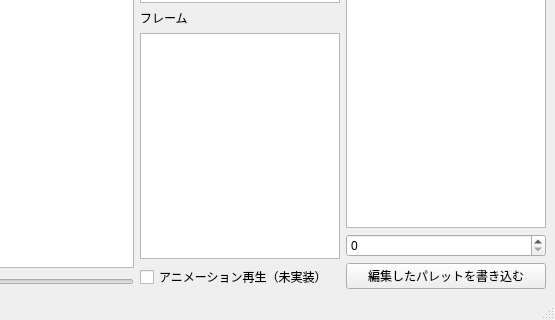
Old version of the form EXESpriteReader.ui in the repository idealexe/EXE6_Tools; both pictures show x 710 to 1265 and y 280 to 600 of the 1265 by 600 pixel window.
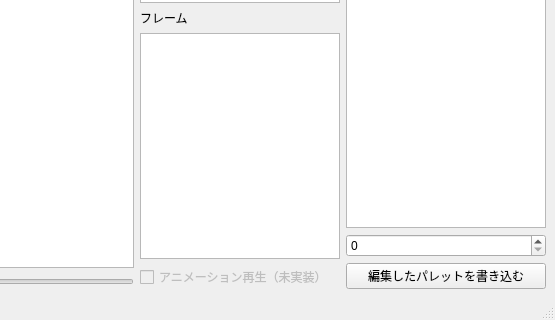
New version of the form.

Commit message: アニメーションのリポイントに対応

The edit to the form file:
```diff
--- a/EXESpriteReader.ui
+++ b/EXESpriteReader.ui
@@ -185,6 +185,9 @@
         </item>
         <item>
          <widget class="QCheckBox" name="animCheck">
+          <property name="enabled">
+           <bool>false</bool>
+          </property>
           <property name="text">
            <string>アニメーション再生（未実装）</string>
           </property>
```
Left out of the diff: 38 changed lines with no effect on the pictures. The commit also changes 2 other files.
